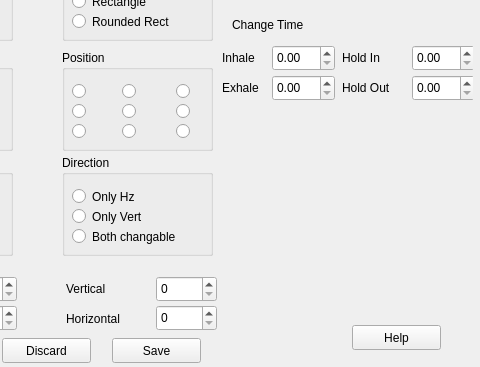
Qt form Breather/dialog.ui (hemanshukale/BreathSync) before a commit; both pictures show x 148 to 628 and y 105 to 472 of the 628 by 472 pixel window.
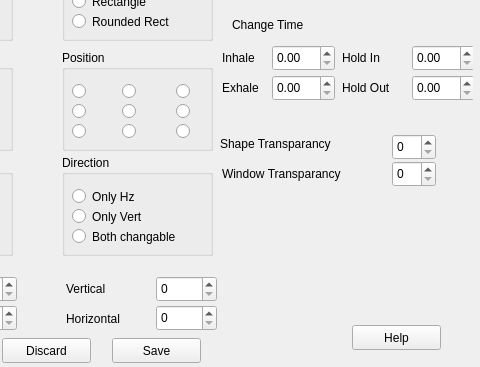
The same form after that commit.

Commit message: UI Frontend: Added option to set transparency for the Window and Shapes

Patch:
```diff
--- a/Breather/dialog.ui
+++ b/Breather/dialog.ui
@@ -948,6 +948,61 @@
      <number>1</number>
     </property>
    </widget>
+   <widget class="QLabel" name="label_SetTransparancyShape">
+    <property name="geometry">
+     <rect>
+      <x>368</x>
+      <y>220</y>
+      <width>151</width>
+      <height>17</height>
+     </rect>
+    </property>
+    <property name="text">
+     <string>Shape Transparancy</string>
+    </property>
+   </widget>
+   <widget class="QLabel" name="label_SetTransparancyWindow">
+    <property name="geometry">
+     <rect>
+      <x>370</x>
+      <y>250</y>
+      <width>151</width>
+      <height>17</height>
+     </rect>
+    </property>
+    <property name="text">
+     <string>Window Transparancy</string>
+    </property>
+   </widget>
+   <widget class="QSpinBox" name="transparancyWindow">
+    <property name="geometry">
+     <rect>
+      <x>540</x>
+      <y>246</y>
+      <width>44</width>
+      <height>26</height>
+     </rect>
+    </property>
+    <property name="toolTip">
+     <string>set Window Transparancy %</string>
+    </property>
+    <property name="maximum">
+     <number>80</number>
+    </property>
+   </widget>
+   <widget class="QSpinBox" name="transparancyShape">
+    <property name="geometry">
+     <rect>
+      <x>540</x>
+      <y>219</y>
+      <width>44</width>
+      <height>26</height>
+     </rect>
+    </property>
+    <property name="toolTip">
+     <string>set Shape Transparancy %</string>
+    </property>
+   </widget>
   </widget>
   <widget class="QMenuBar" name="menubar">
    <property name="geometry">
```
